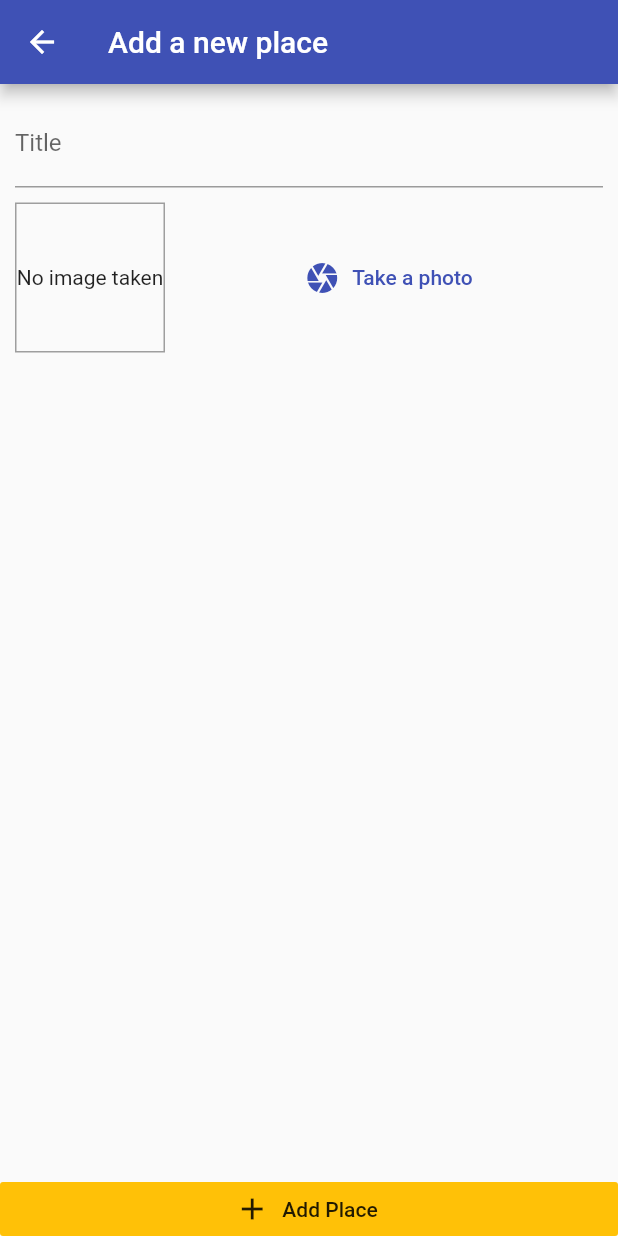
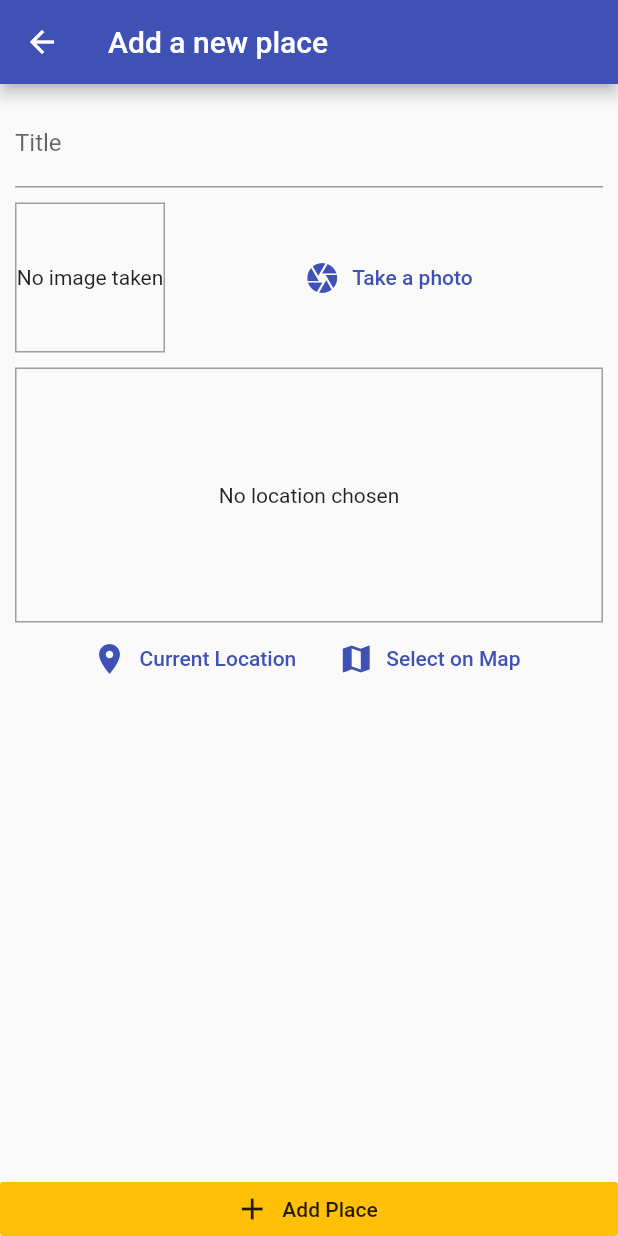
Before and after one commit to phpcodertop/flutter-tutorial-projects, a Flutter app: the screen it shows after launch, after a tap on the "add" icon, on a phone screen of 412 x 824 dp. Run offline on Flutter 3.47's test engine with Material 2 defaults, Android fonts, the phone set to English and light mode, and no system bars; our stand-ins replace google_maps_flutter, image_picker, location, sqflite; accounts and stored records are empty.

Commit message:
finish places project

```diff
--- /dev/null
+++ b/places_list/lib/helpers/db_helper.dart
@@ -0,0 +1,23 @@
+import 'package:sqflite/sqflite.dart' as sql;
+import 'package:path/path.dart' as path;
+import 'package:sqflite/sqflite.dart' as sql;
+
+class DBHelper {
+
+  static Future<sql.Database> database() async {
+    final dbPath = await sql.getDatabasesPath();
+    return  sql.openDatabase(path.join(dbPath, 'places.db'), onCreate: (db, version) {
+      return db.execute('CREATE TABLE places(id TEXT PRIMARY KEY, title TEXT, image TEXT, loc_lat REAL, loc_lng REAL, address TEXT) ');
+    }, version: 1);
+  }
+
+  static Future<void> insert(String table, Map<String, Object> data) async{
+    final db = await DBHelper.database();
+    await db.insert(table, data, conflictAlgorithm: sql.ConflictAlgorithm.replace);
+  }
+
+  static Future<List<Map<String, dynamic>>> getData(String table) async{
+    final db = await DBHelper.database();
+    return db.query(table);
+  }
+}
--- /dev/null
+++ b/places_list/lib/helpers/location_helper.dart
@@ -0,0 +1,17 @@
+import 'package:http/http.dart' as http;
+import 'dart:convert';
+
+const GOOGLE_API_KEY = 'AIzaSyC4THkyCBEq_6qcex5ofWMEmCxoYKVajb0';
+
+class LocationHelper {
+  static String generateLocationPreviewImage({double latitude, double longitude }) {
+    return "https://maps.googleapis.com/maps/api/staticmap?center=$latitude,$longitude&zoom=13&size=600x300&maptype=roadmap&markers=color:red%7Clabel:A%7C4$latitude,$longitude&key=$GOOGLE_API_KEY";
+  }
+
+  static Future<String> getPlaceAddress(double latitude, double longitude) async {
+    final url = 'https://maps.googleapis.com/maps/api/geocode/json?latlng=$latitude,$longitude&key=$GOOGLE_API_KEY';
+    final response = await http.get(url);
+    return json.decode(response.body)['results'][0]['formatted_address'];
+  }
+
+}
--- a/places_list/lib/main.dart
+++ b/places_list/lib/main.dart
@@ -25,6 +25,7 @@ class MyApp extends StatelessWidget {
         home: PlacesListScreen(),
         routes: {
           AddPlaceScreen.routeName : (ctx) => AddPlaceScreen(),
+          PlacesDetailsScreen.routeName : (ctx) => PlacesDetailsScreen(),
         },
       ),
     );
--- a/places_list/lib/models/place.dart
+++ b/places_list/lib/models/place.dart
@@ -6,7 +6,7 @@ class PlaceLocation {
   final double latitude;
   final double longitude;
   final String address;
-  PlaceLocation({
+  const PlaceLocation({
     @required this.latitude,
     @required this.longitude,
     @required this.address
--- a/places_list/lib/providers/great_places.dart
+++ b/places_list/lib/providers/great_places.dart
@@ -1,20 +1,61 @@
 import 'package:flutter/material.dart';
+import 'package:provider/provider.dart';
 import 'dart:io';
 import '../models/place.dart';
+import '../helpers/db_helper.dart';
+import '../helpers/location_helper.dart';
 
 class GreatPlaces with ChangeNotifier {
   List<Place> _items = [];
 
   List<Place> get items {
-    return [..._items];
+    return [..._items.reversed];
   }
 
-  void addPlace(String title, File pickedImage) {
-    _items.add(Place(
+  void addPlace(String title, File pickedImage, PlaceLocation pickedLocation) async {
+    final address = await LocationHelper.getPlaceAddress(
+        pickedLocation.latitude, pickedLocation.longitude);
+    final updatedLocation = PlaceLocation(
+      latitude: pickedLocation.latitude,
+      longitude: pickedLocation.longitude,
+      address: address,
+    );
+    final newPlace = Place(
         id: DateTime.now().toString(),
         title: title,
-        location: null, // todo
-        image: pickedImage));
+        location: updatedLocation,
+        image: pickedImage);
+    _items.add(newPlace);
+    notifyListeners();
+    DBHelper.insert('places', {
+      'id': newPlace.id,
+      'title': newPlace.title,
+      'image': pickedImage.path,
+      'loc_lat' : updatedLocation.latitude,
+      'loc_lng' : updatedLocation.longitude,
+      'address' : updatedLocation.address,
+    });
+  }
+
+  Future<void> fetchAndSetPlaces() async {
+    final dataList = await DBHelper.getData('places');
+    _items = dataList
+        .map((item) => Place(
+              id: item['id'],
+              title: item['title'],
+              image: File(item['image']),
+              location: PlaceLocation(
+                latitude: item['loc_lat'],
+                longitude: item['loc_lng'],
+                address: item['address'],
+              ),
+            ))
+        .toList();
     notifyListeners();
   }
+
+  Place findById(String id) {
+    return _items.firstWhere((element) => element.id == id);
+  }
+
 }
--- a/places_list/lib/screens/add_places_screen.dart
+++ b/places_list/lib/screens/add_places_screen.dart
@@ -1,7 +1,9 @@
 import 'package:flutter/material.dart';
 import 'package:provider/provider.dart';
+import '../models/place.dart';
 import '../providers/great_places.dart';
 import '../widgets/image_input.dart';
+import '../widgets/location_input.dart';
 import 'dart:io';
 
 class AddPlaceScreen extends StatefulWidget {
@@ -14,16 +16,21 @@ class AddPlaceScreen extends StatefulWidget {
 class _AddPlaceScreenState extends State<AddPlaceScreen> {
   final _titleController = TextEditingController();
   File _pickedImage;
+  PlaceLocation _pickedLocation;
 
   void _selectImage(File pickedImage) {
     _pickedImage = pickedImage;
   }
 
   void _savePlace() {
-    if (_titleController.text.isEmpty || _pickedImage == null) return;
+    if (_titleController.text.isEmpty || _pickedImage == null || _pickedLocation == null) return;
     Provider.of<GreatPlaces>(context, listen: false)
-        .addPlace(_titleController.text, _pickedImage);
+        .addPlace(_titleController.text, _pickedImage, _pickedLocation);
     Navigator.of(context).pop();
+  }
+
+  void _selectPlace(double lat, double lng) {
+    _pickedLocation = PlaceLocation(latitude: lat, longitude: lng);
   }
 
   @override
@@ -51,6 +58,10 @@ class _AddPlaceScreenState extends State<AddPlaceScreen> {
                       height: 10,
                     ),
                     ImageInput(_selectImage),
+                    SizedBox(
+                      height: 10,
+                    ),
+                    LocationInput(_selectPlace),
                   ],
                 ),
               ),
--- a/places_list/lib/screens/places_list_screen.dart
+++ b/places_list/lib/screens/places_list_screen.dart
@@ -2,6 +2,7 @@ import 'package:flutter/material.dart';
 import 'package:provider/provider.dart';
 import '../providers/great_places.dart';
 import '../screens/add_places_screen.dart';
+import '../screens/places_detail_screen.dart';
 
 class PlacesListScreen extends StatelessWidget {
   @override
@@ -10,26 +11,43 @@ class PlacesListScreen extends StatelessWidget {
       appBar: AppBar(
         title: Text('Your Places'),
         actions: [
-          IconButton(icon: Icon(Icons.add), onPressed: () {
+          IconButton(
+              icon: Icon(Icons.add),
+              onPressed: () {
                 Navigator.of(context).pushNamed(AddPlaceScreen.routeName);
               }),
         ],
       ),
-      body: Consumer<GreatPlaces>(
+      body: FutureBuilder(
+        future: Provider.of<GreatPlaces>(context, listen: false)
+            .fetchAndSetPlaces(),
+        builder: (ctx, snapshot) => snapshot.connectionState ==
+                ConnectionState.waiting
+            ? Center(
+                child: CircularProgressIndicator(),
+              )
+            : Consumer<GreatPlaces>(
                 child: Center(
                   child: Text('Got no places yet, add new.'),
                 ),
-        builder: (ctx,greatPlaces, ch) => greatPlaces.items.length <= 0 ? ch : ListView.builder(
+                builder: (ctx, greatPlaces, ch) => greatPlaces.items.length <= 0
+                    ? ch
+                    : ListView.builder(
                         itemCount: greatPlaces.items.length,
                         itemBuilder: (ctx, i) {
                           return ListTile(
                             leading: CircleAvatar(
-                backgroundImage: FileImage(greatPlaces.items[i].image),
+                              backgroundImage:
+                                  FileImage(greatPlaces.items[i].image),
                             ),
                             title: Text(greatPlaces.items[i].title),
-              onTap: () {},
+                            subtitle: Text(greatPlaces.items[i].location.address),
+                            onTap: () {
+                              Navigator.of(context).pushNamed(PlacesDetailsScreen.routeName, arguments: greatPlaces.items[i].id,);
+                            },
                           );
                         },
+                      ),
               ),
       ),
     );
--- /dev/null
+++ b/places_list/lib/widgets/location_input.dart
@@ -0,0 +1,95 @@
+import 'package:flutter/material.dart';
+import 'package:google_maps_flutter/google_maps_flutter.dart';
+import 'package:location/location.dart';
+import '../screens/map_screen.dart';
+import '../helpers/location_helper.dart';
+
+class LocationInput extends StatefulWidget {
+  final Function onSelectPlace;
+  LocationInput(this.onSelectPlace);
+  @override
+  _LocationInputState createState() => _LocationInputState();
+}
+
+class _LocationInputState extends State<LocationInput> {
+  String _previewImageUrl;
+
+  @override
+  Widget build(BuildContext context) {
+    return Column(
+      children: [
+        Container(
+          height: 170,
+          width: double.infinity,
+          alignment: Alignment.center,
+          decoration: BoxDecoration(
+            border: Border.all(width: 1, color: Colors.grey),
+          ),
+          child: _previewImageUrl == null
+              ? Text(
+                  'No location chosen',
+                  textAlign: TextAlign.center,
+                )
+              : Image.network(
+                  _previewImageUrl,
+                  fit: BoxFit.cover,
+                  width: double.infinity,
+                ),
+        ),
+        Row(
+          mainAxisAlignment: MainAxisAlignment.center,
+          children: [
+            FlatButton.icon(
+              onPressed: _getCurrentUserLocation,
+              icon: Icon(Icons.location_on),
+              label: Text('Current Location'),
+              textColor: Theme.of(context).primaryColor,
+            ),
+            FlatButton.icon(
+              onPressed: _selectOnMap,
+              icon: Icon(Icons.map),
+              label: Text('Select on Map'),
+              textColor: Theme.of(context).primaryColor,
+            ),
+          ],
+        ),
+      ],
+    );
+  }
+
+  Future<void> _selectOnMap() async {
+    final LatLng selectedLocation = await Navigator.of(context).push(
+      MaterialPageRoute(
+        fullscreenDialog: true,
+        builder: (ctx) {
+          return MapScreen(
+            isSelecting: true,
+          );
+        },
+      ),
+    );
+    if (selectedLocation == null) {
+      return;
+    }
+    widget.onSelectPlace(selectedLocation.latitude, selectedLocation.longitude);
+    final staticMapImageUrl = LocationHelper.generateLocationPreviewImage(
+        latitude: selectedLocation.latitude, longitude: selectedLocation.longitude);
+    setState(() {
+      _previewImageUrl = staticMapImageUrl;
+    });
+  }
+
+  Future<void> _getCurrentUserLocation() async {
+    try {
+      final locData = await Location().getLocation();
+      widget.onSelectPlace(locData.latitude, locData.longitude);
+      final staticMapImageUrl = LocationHelper.generateLocationPreviewImage(
+          latitude: locData.latitude, longitude: locData.longitude);
+      setState(() {
+        _previewImageUrl = staticMapImageUrl;
+      });
+    } catch(error) {
+      return;
+    }
+  }
+}
--- a/places_list/pubspec.yaml
+++ b/places_list/pubspec.yaml
@@ -32,6 +32,10 @@ dependencies:
   image_picker: ^0.6.7+11
   path_provider: ^1.6.18
   path: ^1.7.0
+  sqflite: ^1.3.1+1
+  location: ^3.0.0
+  google_maps_flutter: ^0.5.33
+  http: ^0.12.2
 
 dev_dependencies:
   flutter_test:
```
Also changed, not shown: places_list/lib/screens/map_screen.dart (added, +57 -0 lines), places_list/lib/screens/places_detail_screen.dart (+43 -1 lines), places_list/pubspec.lock, 3 other files. Lines whose indentation alone changed are shown as unchanged.
